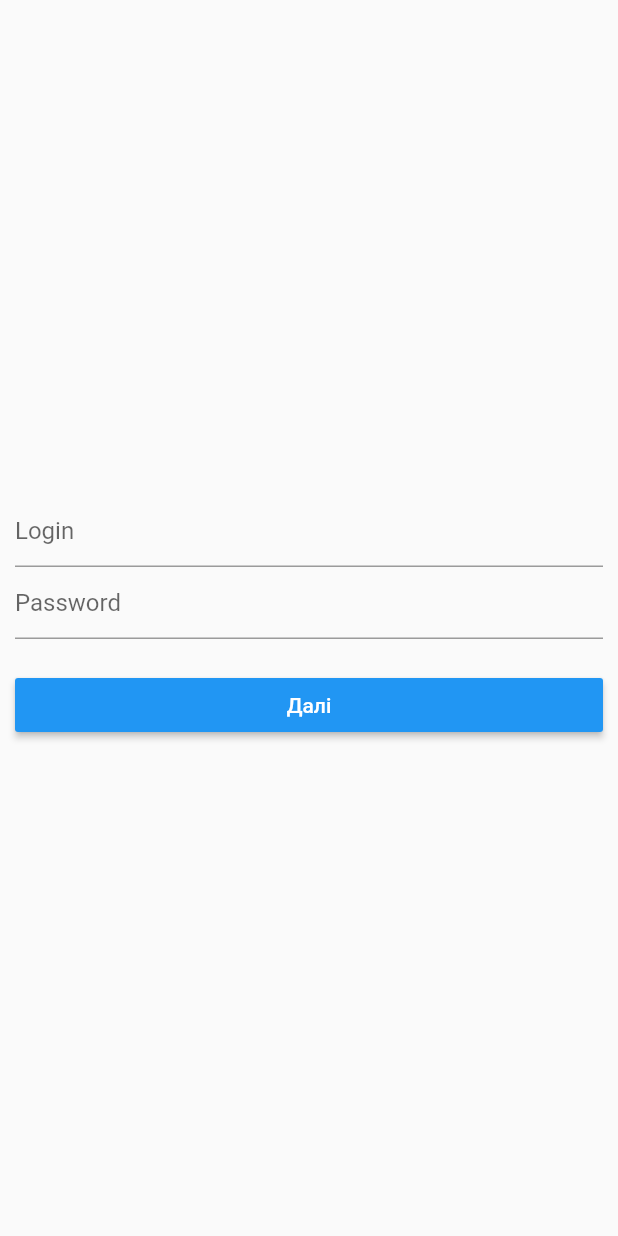
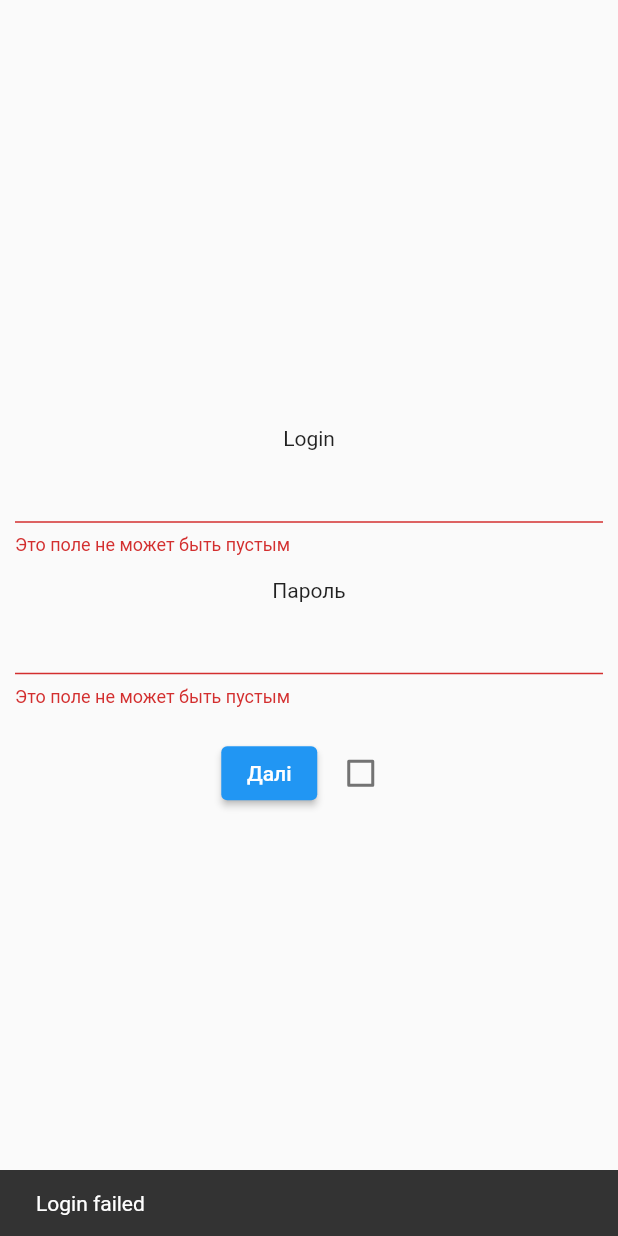
Before and after one commit to Serg8787/flutter_course_one, a Flutter app: the screen it shows after launch, after a tap on "Далі", on a phone screen of 412 x 824 dp. Run offline on Flutter 3.47's test engine with Material 2 defaults, Android fonts, the phone set to English and light mode, and no system bars.

Commit message:
start autirizasia

```diff
--- a/lib/screens/login_screen.dart
+++ b/lib/screens/login_screen.dart
@@ -8,32 +8,61 @@ class LoginScreen extends StatefulWidget {
 }
 
 class _LoginScreenState extends State<LoginScreen> {
+  final _formKey = GlobalKey<FormState>();
+
   @override
   Widget build(BuildContext context) {
     return Scaffold(
       body: Container(
         padding: EdgeInsets.all(10.0),
+        child: Form(
+          key: _formKey,
           child: Column(
             mainAxisAlignment: MainAxisAlignment.center,
             children: [
-            TextField(
-              decoration: InputDecoration(hintText: "Login"),
+              Text("Login"),
+              TextFormField(validator: (value) {
+                if (value!.isEmpty) return "Это поле не может быть пустым";
+                if (value != "admin") return "Все правильно";
+              }
                ),
-            TextField(
-              decoration: InputDecoration(hintText: "Password"),
+              SizedBox(height: 15),
+              Text("Пароль"),
+              TextFormField(validator: (value) {
+                if (value!.isEmpty) return "Это поле не может быть пустым";
+                if (value != "12345") return "Все правильно";
+              }
               ),
               SizedBox(height: 20),
-            MaterialButton(
-              color: Colors.blue,
-              onPressed: () {},
+              Row(
+                mainAxisAlignment: MainAxisAlignment.center,
+                children: [
+                  ElevatedButton(
+                    onPressed: () {
+                      if(_formKey.currentState!.validate()){
+                        ScaffoldMessenger.of(context).showSnackBar(SnackBar(content: Text("Good")));
+
+                      } else {
+                        ScaffoldMessenger.of(context).showSnackBar(SnackBar(content: Text("Login failed")));
+                      }
+                    },
                     child: Center(
                       child: Text(
                         "Далі",
                         style: TextStyle(color: Colors.white),
                       ),
+
                     ),
                   ),
+                  SizedBox(width: 5,),
+                  Checkbox(
+                    value: false, onChanged: (bool? value) {  },
+                  )
+
                 ],
+              ),
+            ],
+          ),
         ),
       ),
     );
```
Lines whose indentation alone changed are shown as unchanged.
